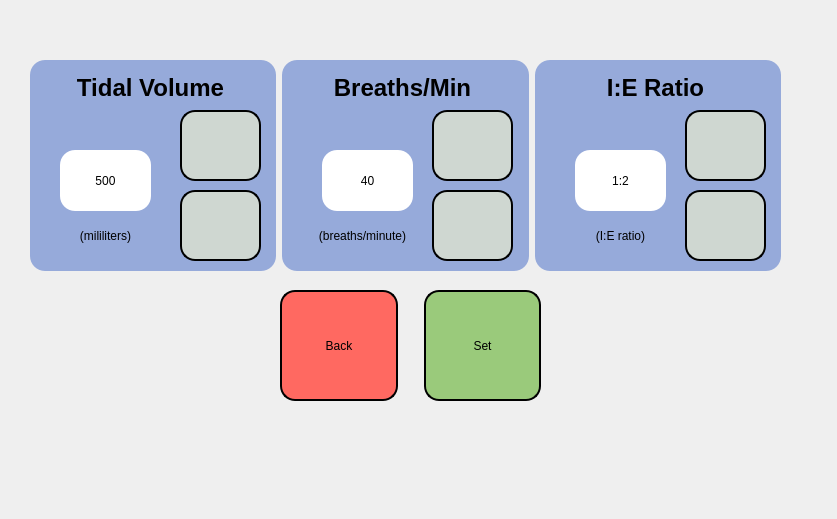
VentCU/bbwtb, file software/control_system/gui/edit_parameters.ui: the form before one commit.
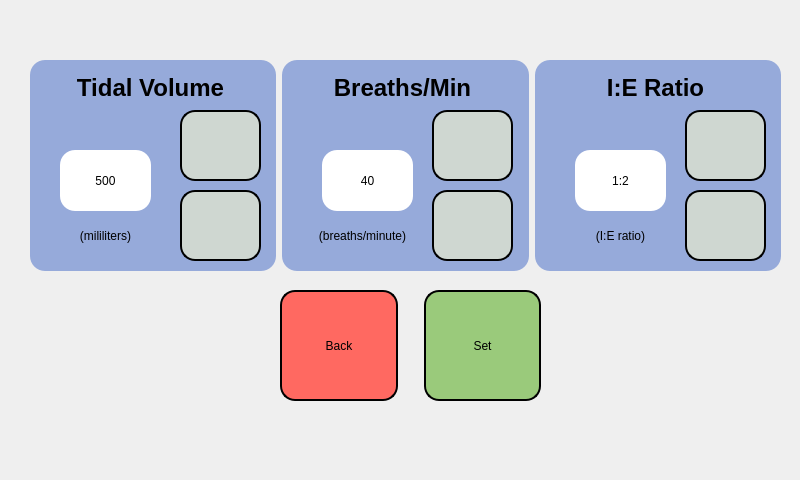
The form after the commit. Icons and pictures are not drawn.

What changed in the file:
```diff
--- a/software/control_system/gui/edit_parameters.ui
+++ b/software/control_system/gui/edit_parameters.ui
@@ -9,8 +9,8 @@
    <rect>
     <x>0</x>
     <y>0</y>
-    <width>837</width>
-    <height>519</height>
+    <width>800</width>
+    <height>480</height>
    </rect>
   </property>
   <property name="minimumSize">
@@ -19,6 +19,12 @@
     <height>480</height>
    </size>
   </property>
+  <property name="maximumSize">
+   <size>
+    <width>800</width>
+    <height>480</height>
+   </size>
+  </property>
   <property name="windowTitle">
    <string>VentCU Mock UI</string>
   </property>
```
